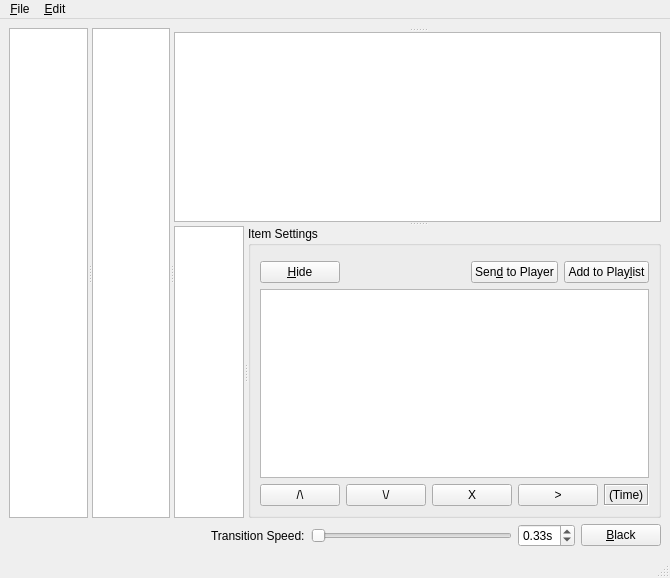
google-code-export/dviz, file src/glvidtex/DirectorWindow.ui: the form before one commit.
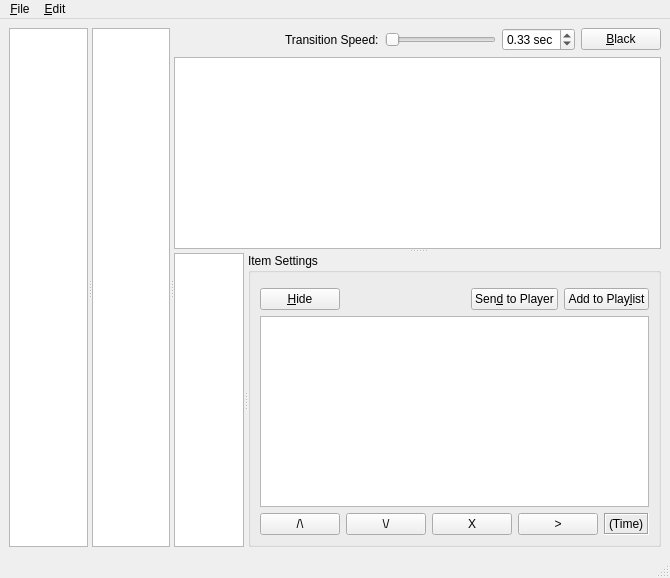
The form after the commit. Custom widgets are drawn as their Qt base class.

Commit message: Updates to video file drawable and DirectorWindow and playlist API

What changed in the file:
```diff
--- a/src/glvidtex/DirectorWindow.ui
+++ b/src/glvidtex/DirectorWindow.ui
@@ -14,7 +14,7 @@
    <string>MainWindow</string>
   </property>
   <widget class="QWidget" name="centralwidget">
-   <layout class="QVBoxLayout" name="verticalLayout_2">
+   <layout class="QVBoxLayout" name="verticalLayout_4">
     <item>
      <widget class="QSplitter" name="mainSplitter">
       <property name="orientation">
@@ -42,13 +42,82 @@
         <bool>false</bool>
        </attribute>
       </widget>
+      <widget class="QWidget" name="">
+       <layout class="QVBoxLayout" name="verticalLayout_2">
+        <item>
+         <layout class="QHBoxLayout" name="transitionLayout">
+          <item>
+           <spacer name="horizontalSpacer_2">
+            <property name="orientation">
+             <enum>Qt::Horizontal</enum>
+            </property>
+            <property name="sizeHint" stdset="0">
+             <size>
+              <width>40</width>
+              <height>20</height>
+             </size>
+            </property>
+           </spacer>
+          </item>
+          <item>
+           <widget class="QLabel" name="label_2">
+            <property name="text">
+             <string>Transition Speed:</string>
+            </property>
+           </widget>
+          </item>
+          <item>
+           <widget class="QSlider" name="fadeSpeedSlider">
+            <property name="minimum">
+             <number>1</number>
+            </property>
+            <property name="maximum">
+             <number>100</number>
+            </property>
+            <property name="singleStep">
+             <number>5</number>
+            </property>
+            <property name="orientation">
+             <enum>Qt::Horizontal</enum>
+            </property>
+           </widget>
+          </item>
+          <item>
+           <widget class="QDoubleSpinBox" name="fadeSpeedBox">
+            <property name="suffix">
+             <string> sec</string>
+            </property>
+            <property name="maximum">
+             <double>3.000000000000000</double>
+            </property>
+            <property name="singleStep">
+             <double>0.050000000000000</double>
+            </property>
+            <property name="value">
+             <double>0.330000000000000</double>
+            </property>
+           </widget>
+          </item>
+          <item>
+           <widget class="QPushButton" name="fadeBlackBtn">
+            <property name="text">
+             <string>&amp;Black</string>
+            </property>
+            <property name="checkable">
+             <bool>true</bool>
+            </property>
+           </widget>
+          </item>
+         </layout>
+        </item>
+        <item>
+         <layout class="QHBoxLayout" name="playerSelectionLayout"/>
+        </item>
+        <item>
       <widget class="QSplitter" name="sceneSplitter">
        <property name="orientation">
         <enum>Qt::Vertical</enum>
        </property>
-       <widget class="QWidget" name="horizontalLayoutWidget">
-        <layout class="QHBoxLayout" name="playerSelectionLayout"/>
-       </widget>
        <widget class="EditorGraphicsView" name="graphicsView">
         <property name="minimumSize">
          <size>
@@ -207,73 +276,10 @@
         </widget>
        </widget>
       </widget>
-     </widget>
-    </item>
-    <item>
-     <layout class="QHBoxLayout" name="horizontalLayout_3">
-      <item>
-       <spacer name="horizontalSpacer_2">
-        <property name="orientation">
-         <enum>Qt::Horizontal</enum>
-        </property>
-        <property name="sizeHint" stdset="0">
-         <size>
-          <width>40</width>
-          <height>20</height>
-         </size>
-        </property>
-       </spacer>
-      </item>
-      <item>
-       <widget class="QLabel" name="label_2">
-        <property name="text">
-         <string>Transition Speed:</string>
-        </property>
-       </widget>
-      </item>
-      <item>
-       <widget class="QSlider" name="fadeSpeedSlider">
-        <property name="minimum">
-         <number>1</number>
-        </property>
-        <property name="maximum">
-         <number>100</number>
-        </property>
-        <property name="singleStep">
-         <number>5</number>
-        </property>
-        <property name="orientation">
-         <enum>Qt::Horizontal</enum>
-        </property>
-       </widget>
-      </item>
-      <item>
-       <widget class="QDoubleSpinBox" name="fadeSpeedBox">
-        <property name="suffix">
-         <string>s</string>
-        </property>
-        <property name="maximum">
-         <double>3.000000000000000</double>
-        </property>
-        <property name="singleStep">
-         <double>0.250000000000000</double>
-        </property>
-        <property name="value">
-         <double>0.330000000000000</double>
-        </property>
-       </widget>
-      </item>
-      <item>
-       <widget class="QPushButton" name="fadeBlackBtn">
-        <property name="text">
-         <string>&amp;Black</string>
-        </property>
-        <property name="checkable">
-         <bool>true</bool>
-        </property>
-       </widget>
-      </item>
-     </layout>
+        </item>
+       </layout>
+      </widget>
+     </widget>
     </item>
    </layout>
   </widget>
```
Lines whose indentation alone changed are shown as unchanged. The commit also changes 6 other files.
